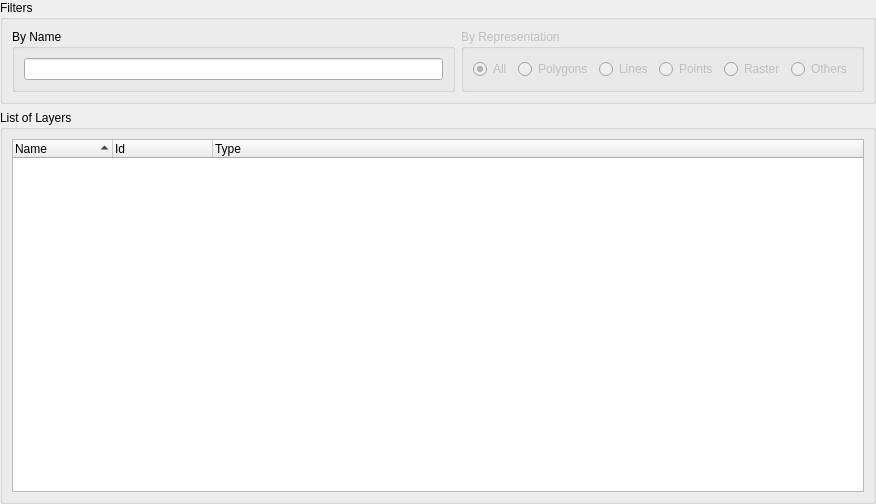
Before: the Qt Designer form src/terralib/qt/widgets/layer/search/ui/LayerSearchWidgetForm.ui in claudiobogossian/terralib5, drawn with Qt 5.
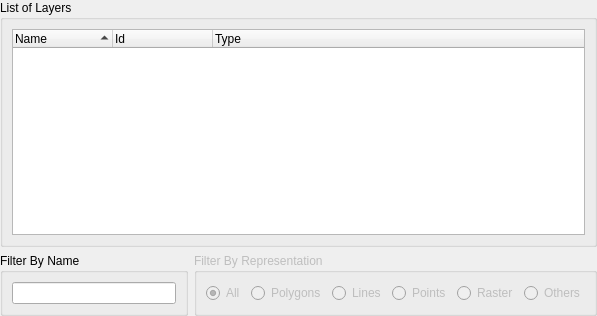
After: the same form once the commit is applied.

```diff
--- a/src/terralib/qt/widgets/layer/search/ui/LayerSearchWidgetForm.ui
+++ b/src/terralib/qt/widgets/layer/search/ui/LayerSearchWidgetForm.ui
@@ -6,8 +6,8 @@
    <rect>
     <x>0</x>
     <y>0</y>
-    <width>876</width>
-    <height>504</height>
+    <width>597</width>
+    <height>316</height>
    </rect>
   </property>
   <property name="windowTitle">
@@ -20,7 +20,7 @@
    <item row="0" column="0">
     <layout class="QGridLayout" name="gridLayout_6">
      <item row="0" column="0">
-      <widget class="QGroupBox" name="groupBox_2">
+      <widget class="QGroupBox" name="groupBox">
        <property name="sizePolicy">
         <sizepolicy hsizetype="MinimumExpanding" vsizetype="Preferred">
          <horstretch>0</horstretch>
@@ -28,13 +28,55 @@
         </sizepolicy>
        </property>
        <property name="title">
-        <string>Filters</string>
+        <string>List of Layers</string>
        </property>
+       <layout class="QGridLayout" name="gridLayout">
+        <item row="0" column="0">
+         <widget class="QTreeWidget" name="m_treeWidget">
+          <property name="minimumSize">
+           <size>
+            <width>400</width>
+            <height>0</height>
+           </size>
+          </property>
+          <property name="alternatingRowColors">
+           <bool>true</bool>
+          </property>
+          <property name="selectionMode">
+           <enum>QAbstractItemView::SingleSelection</enum>
+          </property>
+          <property name="sortingEnabled">
+           <bool>true</bool>
+          </property>
+          <property name="animated">
+           <bool>true</bool>
+          </property>
+          <column>
+           <property name="text">
+            <string>Name</string>
+           </property>
+          </column>
+          <column>
+           <property name="text">
+            <string>Id</string>
+           </property>
+          </column>
+          <column>
+           <property name="text">
+            <string>Type</string>
+           </property>
+          </column>
+         </widget>
+        </item>
+       </layout>
+      </widget>
+     </item>
+     <item row="1" column="0">
        <layout class="QGridLayout" name="gridLayout_5">
         <item row="0" column="0">
          <widget class="QGroupBox" name="groupBox_3">
           <property name="title">
-           <string>By Name</string>
+          <string>Filter By Name</string>
           </property>
           <layout class="QGridLayout" name="gridLayout_2">
            <item row="0" column="0">
@@ -56,7 +98,7 @@
            <bool>false</bool>
           </property>
           <property name="title">
-           <string>By Representation</string>
+          <string>Filter By Representation</string>
           </property>
           <layout class="QGridLayout" name="gridLayout_4">
            <item row="0" column="0">
@@ -148,59 +190,6 @@
          </widget>
         </item>
        </layout>
-      </widget>
-     </item>
-     <item row="1" column="0">
-      <widget class="QGroupBox" name="groupBox">
-       <property name="sizePolicy">
-        <sizepolicy hsizetype="MinimumExpanding" vsizetype="Preferred">
-         <horstretch>0</horstretch>
-         <verstretch>0</verstretch>
-        </sizepolicy>
-       </property>
-       <property name="title">
-        <string>List of Layers</string>
-       </property>
-       <layout class="QGridLayout" name="gridLayout">
-        <item row="0" column="0">
-         <widget class="QTreeWidget" name="m_treeWidget">
-          <property name="minimumSize">
-           <size>
-            <width>400</width>
-            <height>0</height>
-           </size>
-          </property>
-          <property name="alternatingRowColors">
-           <bool>true</bool>
-          </property>
-          <property name="selectionMode">
-           <enum>QAbstractItemView::SingleSelection</enum>
-          </property>
-          <property name="sortingEnabled">
-           <bool>true</bool>
-          </property>
-          <property name="animated">
-           <bool>true</bool>
-          </property>
-          <column>
-           <property name="text">
-            <string>Name</string>
-           </property>
-          </column>
-          <column>
-           <property name="text">
-            <string>Id</string>
-           </property>
-          </column>
-          <column>
-           <property name="text">
-            <string>Type</string>
-           </property>
-          </column>
-         </widget>
-        </item>
-       </layout>
-      </widget>
      </item>
     </layout>
    </item>
```
Lines whose indentation alone changed are shown as unchanged.
